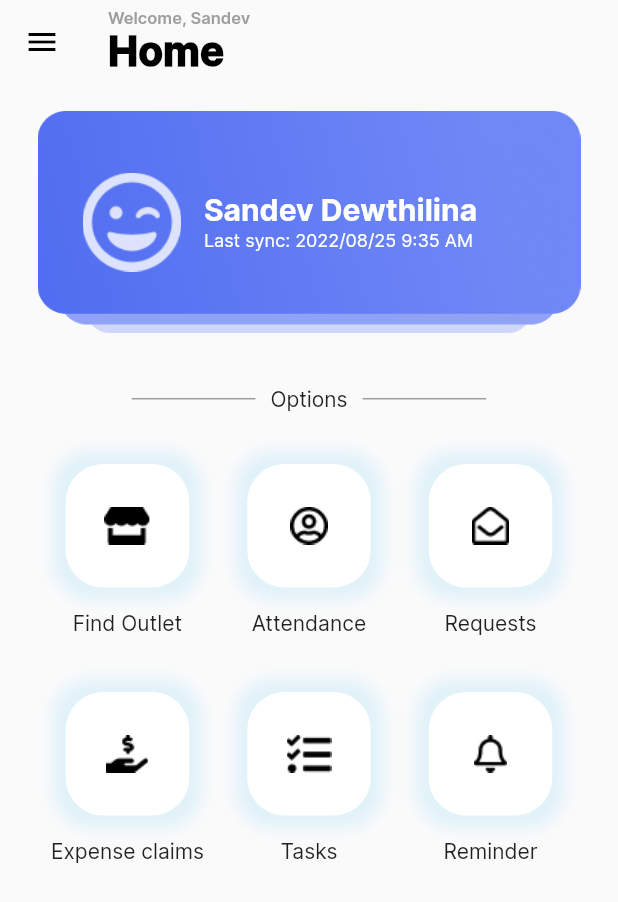
After one commit to movinsilva/EMS, a Flutter app: the screen it shows after launch, after a tap on "Continue", on a phone screen of 412 x 824 dp. The commit adds this screen. Shown: the top 902 px of the screen. Run offline on Flutter 3.47's test engine with Material 2 defaults, Android fonts, the phone set to English and light mode, and no system bars; our stand-ins replace google_fonts.

Commit message:
home page

```diff
--- a/lib/main.dart
+++ b/lib/main.dart
@@ -1,3 +1,4 @@
+import 'package:ems/pages/home_page.dart';
 import 'package:flutter/material.dart';
 import 'package:google_fonts/google_fonts.dart';
 
@@ -14,7 +15,7 @@ class MyApp extends StatelessWidget {
   @override
   Widget build(BuildContext context) {
     return MaterialApp(
-      title: 'Flutter Demo',
+      title: 'Employee management system',
       debugShowCheckedModeBanner: false,
       theme: ThemeData(
         fontFamily: 'Google-inter',
--- /dev/null
+++ b/lib/pages/home_page.dart
@@ -0,0 +1,179 @@
+import 'package:flutter/material.dart';
+
+class HomePage extends StatelessWidget {
+  HomePage({Key? key}) : super(key: key);
+
+  var itemList = [
+    {"name": "Find Outlet", "path": "assets/shop.png"},
+    {"name": "Attendance", "path": "assets/user.png"},
+    {"name": "Requests", "path": "assets/letter.png"},
+    {"name": "Expense claims", "path": "assets/money.png"},
+    {"name": "Tasks", "path": "assets/task.png"},
+    {"name": "Reminder", "path": "assets/bell.png"},
+  ];
+
+  @override
+  Widget build(BuildContext context) {
+    var size = MediaQuery.of(context).size;
+    return Scaffold(
+      appBar: AppBar(
+          backgroundColor: Colors.transparent,
+          elevation: 0,
+          iconTheme: const IconThemeData(color: Colors.black),
+          title: Column(
+            crossAxisAlignment: CrossAxisAlignment.start,
+            children: const [
+              Text(
+                "Welcome, Sandev",
+                style: TextStyle(fontSize: 11, color: Colors.grey, fontWeight: FontWeight.w600),
+              ),
+              Text(
+                "Home",
+                style: TextStyle(color: Colors.black, fontWeight: FontWeight.w900, fontSize: 27),
+              ),
+            ],
+          )),
+      drawer: Drawer(
+        // Add a ListView to the drawer. This ensures the user can scroll
+        // through the options in the drawer if there isn't enough vertical
+        // space to fit everything.
+        child: ListView(
+          // Important: Remove any padding from the ListView.
+          padding: EdgeInsets.zero,
+          children: [
+            const DrawerHeader(
+              decoration: BoxDecoration(
+                color: Colors.blue,
+              ),
+              child: Text('Drawer Header'),
+            ),
+            ListTile(
+              title: const Text('Item 1'),
+              onTap: () {
+                // Update the state of the app
+                // ...
+                // Then close the drawer
+                Navigator.pop(context);
+              },
+            ),
+            ListTile(
+              title: const Text('Item 2'),
+              onTap: () {
+                // Update the state of the app
+                // ...
+                // Then close the drawer
+                Navigator.pop(context);
+              },
+            ),
+          ],
+        ),
+      ),
+      body: Container(
+        padding: const EdgeInsets.only(left: 25, right: 25, top: 18),
+        child: Column(
+          children: [
+            Container(
+              height: size.height * 0.18,
+              padding: const EdgeInsets.only(left: 30),
+              decoration: const BoxDecoration(
+                  image: DecorationImage(image: AssetImage("assets/info_block.png"), fit: BoxFit.fill)),
+              child: Row(
+                children: [
+                  Image.asset(
+                    "assets/face.png",
+                    height: size.height * 0.08,
+                  ),
+                  const SizedBox(width: 15),
+                  Column(
+                    crossAxisAlignment: CrossAxisAlignment.start,
+                    mainAxisAlignment: MainAxisAlignment.center,
+                    children: const [
+                      Text(
+                        "Sandev Dewthilina",
+                        style: TextStyle(color: Colors.white, fontWeight: FontWeight.w700, fontSize: 20),
+                      ),
+                      Text(
+                        "Last sync: 2022/08/25 9:35 AM",
+                        style: TextStyle(color: Colors.white, fontSize: 12),
+                      ),
+                    ],
+                  )
+                ],
+              ),
+            ),
+            const SizedBox(
+              height: 35,
+            ),
+            Row(
+              mainAxisAlignment: MainAxisAlignment.center,
+              children: [
+                Container(
+                  height: 1,
+                  width: size.width * 0.2,
+                  color: Colors.grey,
+                ),
+                Container(
+                    padding: const EdgeInsets.symmetric(horizontal: 10),
+                    child: const Text(
+                      "Options",
+                    )),
+                Container(
+                  height: 1,
+                  width: size.width * 0.2,
+                  color: Colors.grey,
+                ),
+              ],
+            ),
+            const SizedBox(
+              height: 35,
+            ),
+            Expanded(
+              child: Container(
+                width: double.infinity,
+                child: GridView.builder(
+                    gridDelegate: SliverGridDelegateWithMaxCrossAxisExtent(
+                        maxCrossAxisExtent: size.width * 0.3,
+                        childAspectRatio: 0.8,
+                        crossAxisSpacing: 1,
+                        mainAxisSpacing: 2),
+                    itemCount: itemList.length,
+                    itemBuilder: (BuildContext ctx, index) {
+                      var item = itemList[index];
+                      return Container(
+                        padding: const EdgeInsets.only(left: 2, right: 2),
+                        child: Column(
+                          children: [
+                            InkWell(
+                              onTap: () {},
+                              child: Container(
+                                width: size.width * 0.2,
+                                height: size.width * 0.2,
+                                decoration: BoxDecoration(
+                                    borderRadius: const BorderRadius.all(Radius.circular(25)),
+                                    color: Colors.white,
+                                    boxShadow: [
+                                      BoxShadow(
+                                          color: Colors.lightBlue.withOpacity(0.1), spreadRadius: 8, blurRadius: 8)
+                                    ]),
+                                child: Center(child: Image.asset(item["path"]!)),
+                              ),
+                            ),
+                            const SizedBox(
+                              height: 15,
+                            ),
+                            Text(
+                              item["name"]!,
+                              style: const TextStyle(fontWeight: FontWeight.w500),
+                            ),
+                          ],
+                        ),
+                      );
+                    }),
+              ),
+            )
+          ],
+        ),
+      ),
+    );
+  }
+}
--- a/lib/pages/login_page.dart
+++ b/lib/pages/login_page.dart
@@ -1,6 +1,6 @@
+import 'package:ems/pages/home_page.dart';
 import 'package:ems/widgets/input_form_field.dart';
 import 'package:flutter/material.dart';
-import 'package:flutter_svg/flutter_svg.dart';
 
 class LoginPage extends StatelessWidget {
   const LoginPage({Key? key}) : super(key: key);
@@ -79,9 +79,9 @@ class LoginPage extends StatelessWidget {
                         style: TextStyle(color: Colors.blue))
                   ])),
               SizedBox(height: 25,),
-              button("Continue", Colors.blue, Colors.white),
+              button("Continue", Color.fromRGBO(0, 101, 255, 1), Colors.white, context),
               SizedBox(height: 30,),
-              button("Exit", Colors.grey.withOpacity(0.3), Colors.black),
+              button("Exit", Colors.grey.withOpacity(0.3), Colors.black, context),
               SizedBox(height: 25,),
               Center(
                 child: InkWell(
@@ -116,8 +116,15 @@ class LoginPage extends StatelessWidget {
 
 
 
-Widget button(String text, Color color, Color textColor) {
-  return Container(
+Widget button(String text, Color color, Color textColor, BuildContext context) {
+  return GestureDetector(
+    onTap: () {
+      Navigator.push(
+        context,
+        MaterialPageRoute(builder: (context) => HomePage()),
+      );
+    },
+    child: Container(
       height: 40,
       decoration: BoxDecoration(
         color: color,
@@ -132,6 +139,7 @@ Widget button(String text, Color color, Color textColor) {
           ),
         ),
       ),
+    ),
   );
 
 }
```
Also changed, not shown: pubspec.yaml (+5 -2 lines), assets/bell.png (added), assets/drawer_icon.png (added), assets/face.png (added), assets/info_block.png (added), assets/info_block.svg (deleted), assets/letter.png (added), assets/money.png (added), assets/shop.png (added), assets/task.png (added), assets/user.png (added), pubspec.lock. Lines whose indentation alone changed are shown as unchanged.
